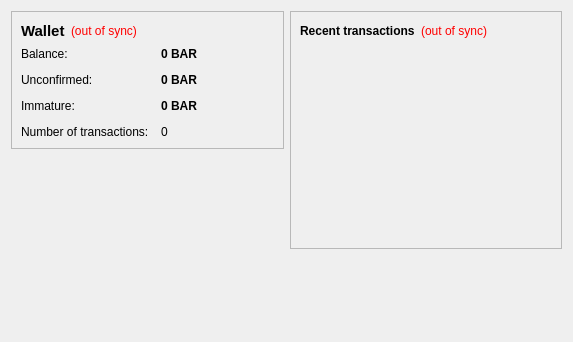
Above: src/qt/forms/overviewpage.ui from DigitalCurrencyProgramming/VanCoin before the change. Below: the same form after it.
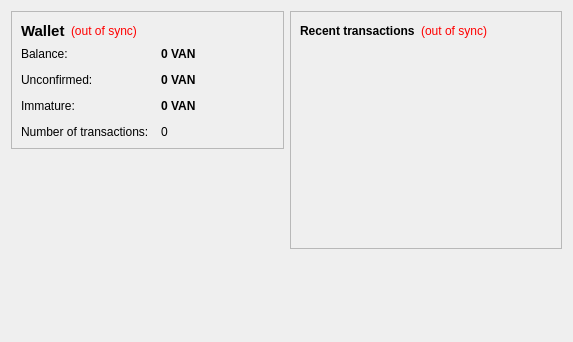
That is the form after the change.

```diff
--- a/src/qt/forms/overviewpage.ui
+++ b/src/qt/forms/overviewpage.ui
@@ -105,7 +105,7 @@
              <string>Your current balance</string>
             </property>
             <property name="text">
-             <string notr="true">0 BAR</string>
+             <string notr="true">0 VAN</string>
             </property>
             <property name="textInteractionFlags">
              <set>Qt::LinksAccessibleByMouse|Qt::TextSelectableByKeyboard|Qt::TextSelectableByMouse</set>
@@ -134,7 +134,7 @@
              <string>Total of transactions that have yet to be confirmed, and do not yet count toward the current balance</string>
             </property>
             <property name="text">
-             <string notr="true">0 BAR</string>
+             <string notr="true">0 VAN</string>
             </property>
             <property name="textInteractionFlags">
              <set>Qt::LinksAccessibleByMouse|Qt::TextSelectableByKeyboard|Qt::TextSelectableByMouse</set>
@@ -177,7 +177,7 @@
              <string>Mined balance that has not yet matured</string>
             </property>
             <property name="text">
-             <string notr="true">0 BAR</string>
+             <string notr="true">0 VAN</string>
             </property>
             <property name="textInteractionFlags">
              <set>Qt::LinksAccessibleByMouse|Qt::TextSelectableByKeyboard|Qt::TextSelectableByMouse</set>
```
Left out of the diff: 4 changed lines with no effect on the pictures.
